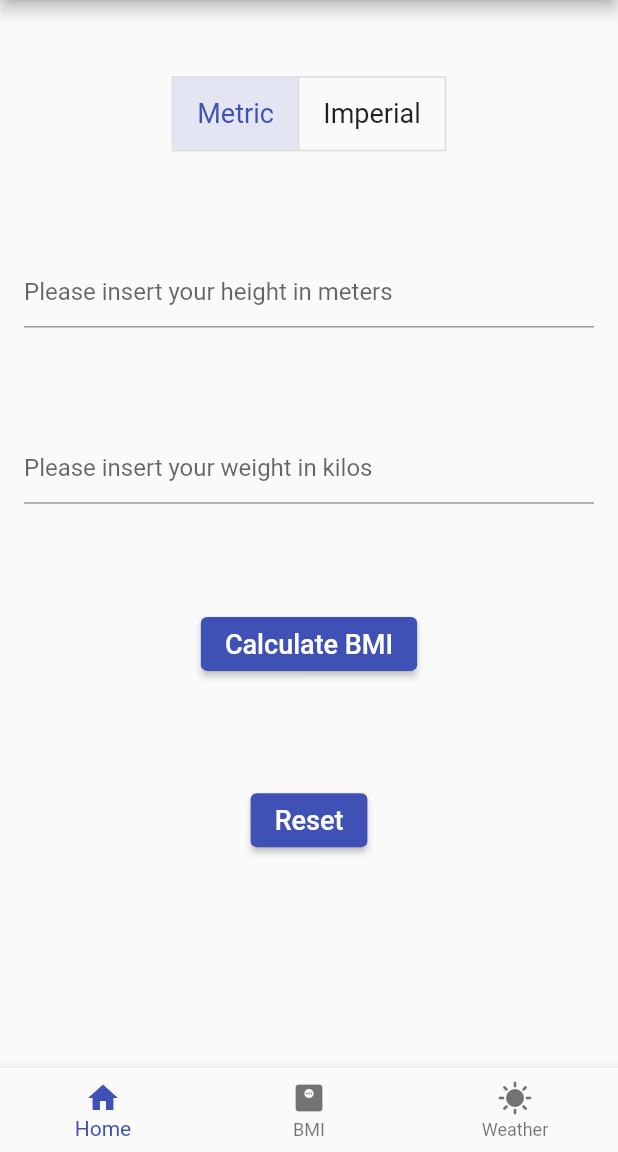
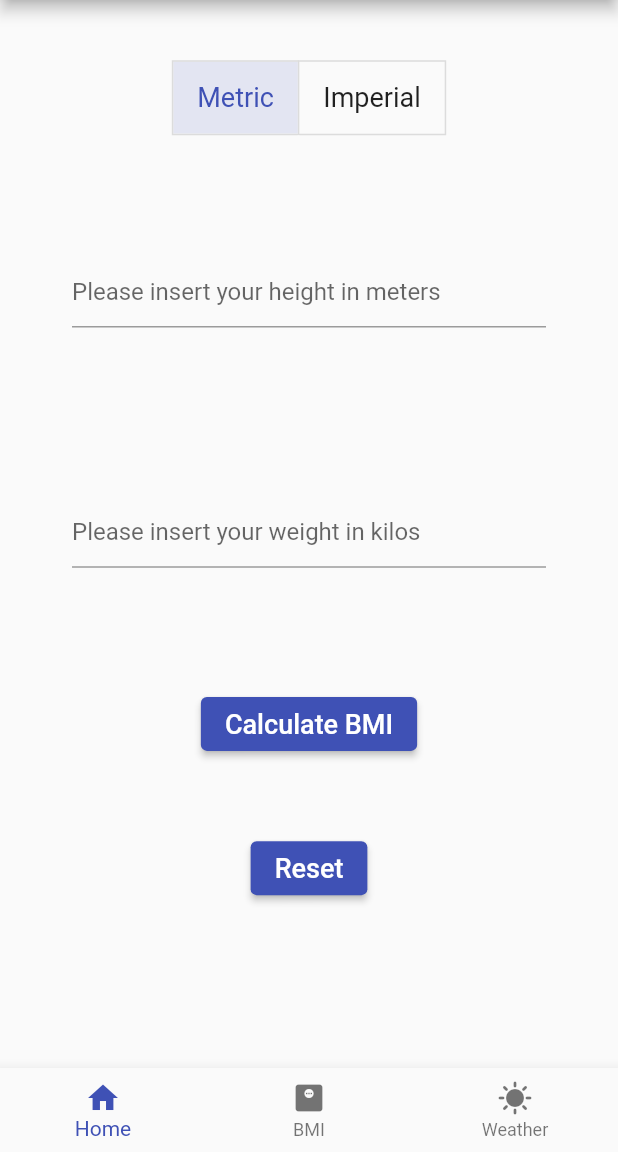
Before and after one commit to konradbachusz/learning_flutter, a Flutter app: the BmiScreen screen opened by its route, on a phone screen of 412 x 824 dp, the part 84-1236 px from its top. Run offline on Flutter 3.47's test engine with Material 2 defaults, Android fonts, the phone set to English and light mode, and no system bars.

Commit message:
Padding update

```diff
--- a/flutter_application_1/lib/screens/bmi_screen.dart
+++ b/flutter_application_1/lib/screens/bmi_screen.dart
@@ -66,17 +66,23 @@ class _BmiScreenState extends State<BmiScreen> {
               isSelected: isSelected,
               onPressed: toggleMeasure,
             ),
-            TextField(
+            Padding(
+              padding: const EdgeInsets.all(32.0),
+              child: TextField(
                 controller: txtHeight,
                 keyboardType: TextInputType.number,
                 decoration: InputDecoration(
                   hintText: heightMessage,
                 ),
               ),
-            TextField(
+            ),
+            Padding(
+              padding: const EdgeInsets.all(32.0),
+              child: TextField(
                 controller: txtWeight,
                 keyboardType: TextInputType.number,
                 decoration: InputDecoration(hintText: weightMessage),
+              ),
             ),
             ElevatedButton(
                 onPressed: findBMI,
```
Lines whose indentation alone changed are shown as unchanged.
